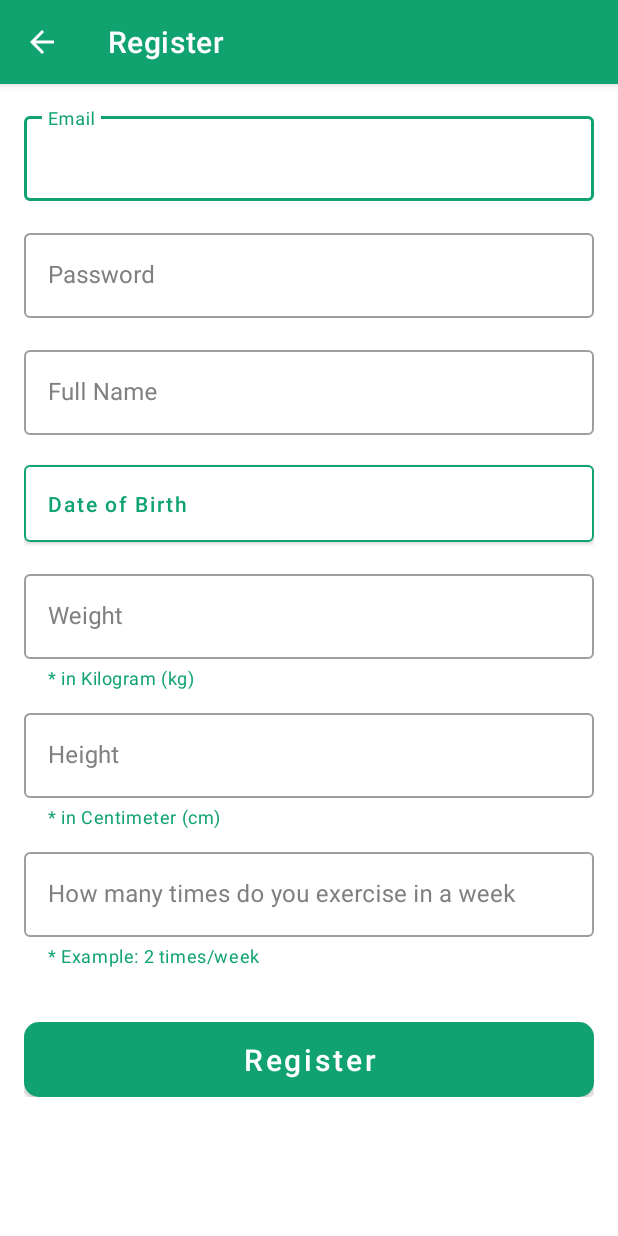
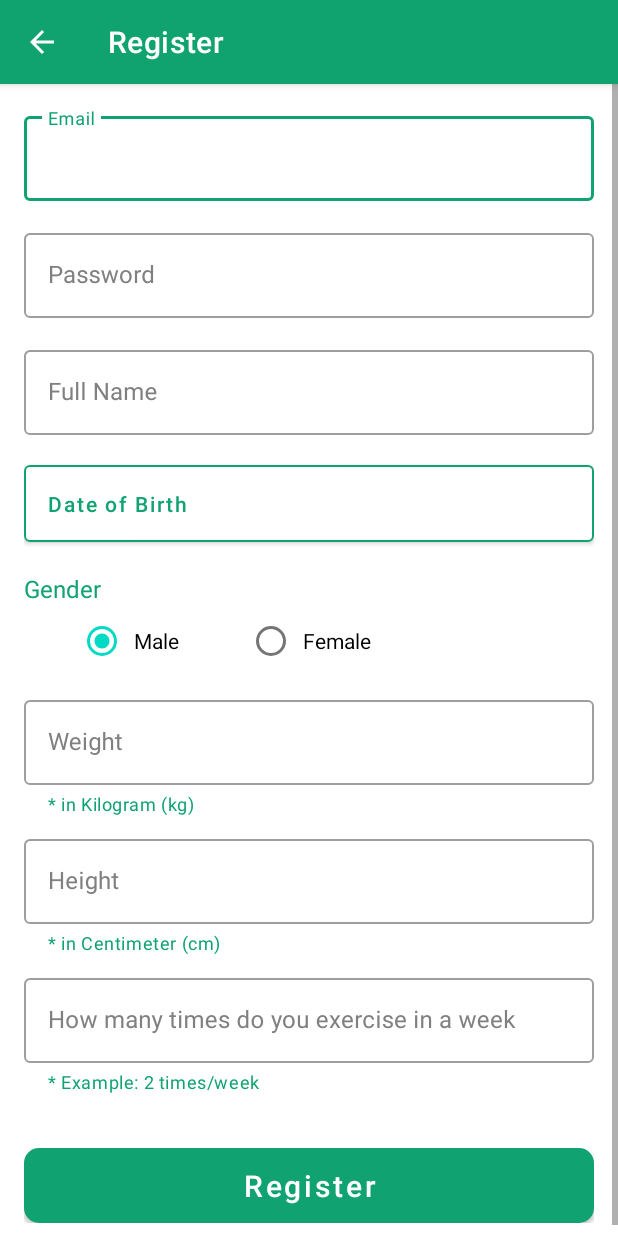
Before and after one commit to Bangkit-Team-NutriA/MD, an Android app: the RegisterActivity screen opened directly, with no data from a screen before it, on a phone screen of 412 x 824 dp. Run offline under Robolectric (Android 15) with nearby library versions, the phone set to English and light mode, and no system bars.

Commit message:
Add Radio Button

```diff
--- a/app/src/main/java/com/bangkit/capstone/nutri_a/ui/home/HomeFragment.kt
+++ b/app/src/main/java/com/bangkit/capstone/nutri_a/ui/home/HomeFragment.kt
@@ -7,6 +7,8 @@ import android.view.LayoutInflater
 import android.view.View
 import android.view.ViewGroup
 import com.bangkit.capstone.nutri_a.databinding.FragmentHomeBinding
+import com.bangkit.capstone.nutri_a.ui.recipes.RecipesFragment
+import com.bangkit.capstone.nutri_a.ui.recommend.RecommendFragment
 
 class HomeFragment : Fragment() {
 
@@ -27,13 +29,13 @@ class HomeFragment : Fragment() {
         }
 
         binding.foodLayout.setOnClickListener {
-            val intent =  Intent(activity, RecommendFoodActivity::class.java)
+            val intent =  Intent(activity, RecommendFragment::class.java)
             startActivity(intent)
 
         }
 
         binding.recipesLayout.setOnClickListener {
-            val intent = Intent(activity, RecommendRecipesActivity::class.java)
+            val intent = Intent(activity, RecipesFragment::class.java)
             startActivity(intent)
         }
 
--- a/app/src/main/java/com/bangkit/capstone/nutri_a/ui/signup/RegisterActivity.kt
+++ b/app/src/main/java/com/bangkit/capstone/nutri_a/ui/signup/RegisterActivity.kt
@@ -1,15 +1,22 @@
 package com.bangkit.capstone.nutri_a.ui.signup
 
 import android.app.DatePickerDialog
+import android.os.Bundle
+import android.view.View
+import android.widget.RadioButton
+import android.widget.RadioGroup
+import android.widget.Toast
 import androidx.appcompat.app.AppCompatActivity
-import android.os.Bundle
+import com.bangkit.capstone.nutri_a.R
 import com.bangkit.capstone.nutri_a.databinding.ActivityRegisterBinding
 import java.text.SimpleDateFormat
 import java.util.*
 
+
 class RegisterActivity : AppCompatActivity() {
 
     private lateinit var binding: ActivityRegisterBinding
+
 
     override fun onCreate(savedInstanceState: Bundle?) {
         supportActionBar?.setDisplayHomeAsUpEnabled(true)
@@ -20,7 +27,7 @@ class RegisterActivity : AppCompatActivity() {
 
         val calendar = Calendar.getInstance()
 
-        val datePicker = DatePickerDialog.OnDateSetListener{ view, year, month, dayOfMonth ->
+        val datePicker = DatePickerDialog.OnDateSetListener{ _, year, month, dayOfMonth ->
             calendar.set(Calendar.YEAR, year)
             calendar.set(Calendar.MONTH, month)
             calendar.set(Calendar.DAY_OF_MONTH, dayOfMonth)
@@ -33,6 +40,11 @@ class RegisterActivity : AppCompatActivity() {
                 calendar.get(Calendar.MONTH),
                 calendar.get(Calendar.DAY_OF_MONTH)).show()
         }
+
+
+
+
+
     }
 
     private fun updateLabelDP(calendar: Calendar) {
@@ -40,8 +52,5 @@ class RegisterActivity : AppCompatActivity() {
         val sdf = SimpleDateFormat(format, Locale.UK)
         binding.btnDpBirth.text = sdf.format(calendar.time)
     }
-    override fun onSupportNavigateUp(): Boolean {
-        onBackPressed()
-        return true
-    }
+
 }
--- a/app/src/main/res/layout/activity_register.xml
+++ b/app/src/main/res/layout/activity_register.xml
@@ -80,6 +80,42 @@
             app:strokeWidth="1dp"
             app:layout_constraintTop_toBottomOf="@+id/et_full_name" />
 
+        <TextView
+            android:id="@+id/tv_gender"
+            android:layout_width="match_parent"
+            android:layout_height="wrap_content"
+            android:layout_marginTop="14dp"
+            android:textColor="@color/crayola"
+            android:text="Gender"
+            android:textSize="16dp"
+            app:layout_constraintTop_toBottomOf="@+id/btn_dp_birth" />
+
+        <RadioGroup
+            android:id="@+id/rb_gender"
+            android:layout_width="match_parent"
+            android:layout_height="wrap_content"
+            android:orientation="horizontal"
+            android:layout_marginStart="16dp"
+            app:layout_constraintTop_toBottomOf="@+id/tv_gender">
+
+                <RadioButton
+                    android:id="@+id/radio_male"
+                    android:layout_width="wrap_content"
+                    android:layout_height="wrap_content"
+                    android:paddingHorizontal="5dp"
+                    android:layout_marginHorizontal="20dp"
+                    android:checked="true"
+                    android:text="@string/male" />
+
+                <RadioButton
+                    android:id="@+id/radio_woman"
+                    android:layout_width="wrap_content"
+                    android:layout_height="wrap_content"
+                    android:paddingHorizontal="5dp"
+                    android:layout_marginHorizontal="20dp"
+                    android:text="@string/female" />
+
+        </RadioGroup>
 
 
         <com.google.android.material.textfield.TextInputLayout
@@ -92,7 +128,7 @@
             android:textColorHint="#808080"
             app:helperText="* in Kilogram (kg)"
             app:helperTextTextColor="@color/crayola"
-            app:layout_constraintTop_toBottomOf="@+id/btn_dp_birth">
+            app:layout_constraintTop_toBottomOf="@+id/rb_gender">
 
             <com.google.android.material.textfield.TextInputEditText
                 android:layout_width="match_parent"
@@ -140,7 +176,7 @@
         </com.google.android.material.textfield.TextInputLayout>
 
         <Button
-            android:id="@+id/btn_login"
+            android:id="@+id/btn_register"
             style="@style/Button"
             android:layout_width="match_parent"
             android:layout_height="wrap_content"
--- a/app/src/main/res/values/strings.xml
+++ b/app/src/main/res/values/strings.xml
@@ -90,6 +90,8 @@
     <string name="text_recommend_food">Rekomendasi Makanan Saya</string>
     <string name="text_use_mydata">Gunakan Data Saya</string>
     <string name="text_detail">Detail</string>
+    <string name="male">Male</string>
+    <string name="female">Female</string>
     <!-- TODO: (dropdown menu) -->
     <string-array name="input_ingredients">
         <item>Bawang Merah</item>
```
Also changed, not shown: app/src/main/AndroidManifest.xml (+22 -16 lines), app/src/main/java/com/bangkit/capstone/nutri_a/ui/search_calories/CameraActivity.kt (+6 -6 lines), app/src/main/java/com/bangkit/capstone/nutri_a/ui/settings/AboutActivity.kt (added, +12 -0 lines), app/src/main/java/com/bangkit/capstone/nutri_a/ui/settings/FAQActivity.kt (added, +12 -0 lines), app/src/main/java/com/bangkit/capstone/nutri_a/ui/settings/SettingsActivity.kt (+25 -7 lines), app/src/main/res/layout/activity_about.xml (added, +9 -0 lines), app/src/main/res/layout/activity_edit_profile.xml (+23 -8 lines), app/src/main/res/layout/activity_faqactivity.xml (added, +9 -0 lines), app/src/main/res/layout/activity_nutrition_calculate.xml (+24 -6 lines), app/src/main/res/layout/fragment_recommend.xml (+24 -6 lines).
